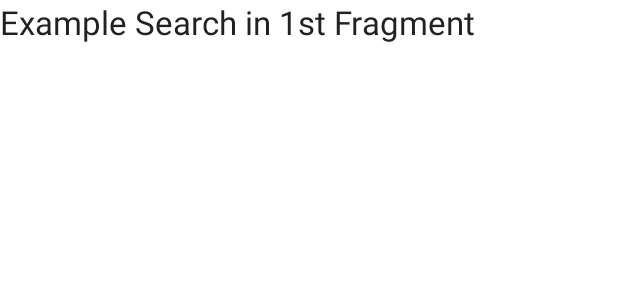
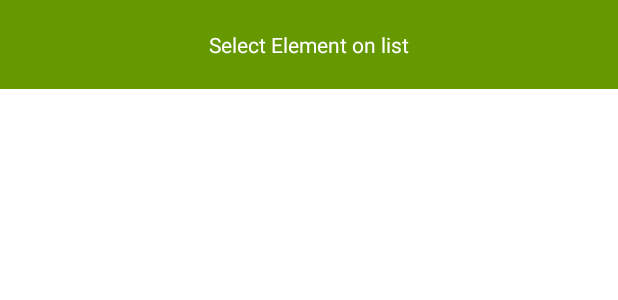
Before and after one commit to marianosalvetti/myAppExample, an Android app: the layout searchfragment.xml on its own in the app's theme, with its tools: preview values and no code run, on a phone screen of 412 x 824 dp. Shown: the top 300 px of the screen. Run offline under Robolectric (Android 15) with nearby library versions, the phone set to English and light mode, and no system bars.

Commit message:
Add simple Fragment flow.

```diff
--- a/mobile/src/main/java/com/appexample/marianosalvetti/com/myappexample/fragments/MyAccountFragment.java
+++ b/mobile/src/main/java/com/appexample/marianosalvetti/com/myappexample/fragments/MyAccountFragment.java
@@ -1,6 +1,6 @@
 package com.appexample.marianosalvetti.com.myappexample.fragments;
 
-import android.app.Fragment;
+import android.support.v4.app.Fragment;
 import android.os.Bundle;
 import android.support.annotation.Nullable;
 import android.view.LayoutInflater;
--- a/mobile/src/main/java/com/appexample/marianosalvetti/com/myappexample/fragments/SettingsFragment.java
+++ b/mobile/src/main/java/com/appexample/marianosalvetti/com/myappexample/fragments/SettingsFragment.java
@@ -1,6 +1,6 @@
 package com.appexample.marianosalvetti.com.myappexample.fragments;
 
-import android.app.Fragment;
+import android.support.v4.app.Fragment;
 import android.os.Bundle;
 import android.support.annotation.Nullable;
 import android.view.LayoutInflater;
--- a/mobile/src/main/java/com/appexample/marianosalvetti/com/myappexample/fragments/StatsFragment.java
+++ b/mobile/src/main/java/com/appexample/marianosalvetti/com/myappexample/fragments/StatsFragment.java
@@ -1,6 +1,6 @@
 package com.appexample.marianosalvetti.com.myappexample.fragments;
 
-import android.app.Fragment;
+import android.support.v4.app.Fragment;
 import android.support.annotation.Nullable;
 
 import android.os.Bundle;
--- a/mobile/src/main/res/layout/searchfragment.xml
+++ b/mobile/src/main/res/layout/searchfragment.xml
@@ -4,9 +4,19 @@
     android:layout_height="match_parent">
 
     <TextView
-        android:layout_width="wrap_content"
+        android:id="@+id/texto"
+        android:layout_width="match_parent"
         android:layout_height="wrap_content"
-        android:textAppearance="?android:attr/textAppearanceLarge"
-        android:text="Example Search in 1st Fragment"
-        android:id="@+id/textView" />
+        android:gravity="center"
+        android:textColor="@android:color/white"
+        android:padding="20dp"
+        android:background="#669900"
+        android:text="Select Element on list"/>
+
+    <ListView
+        android:id="@id/android:list"
+        android:layout_width="match_parent"
+        android:layout_height="match_parent"
+        android:layout_below="@+id/texto"/>
+
 </LinearLayout>
```
Also changed, not shown: mobile/src/main/java/com/appexample/marianosalvetti/com/myappexample/activities/MainActivity.java (+33 -13 lines), mobile/src/main/java/com/appexample/marianosalvetti/com/myappexample/activities/SaludoActivity.java (+9 -1 lines), mobile/src/main/java/com/appexample/marianosalvetti/com/myappexample/fragments/FragmentRecibeParams.java (added, +36 -0 lines), mobile/src/main/java/com/appexample/marianosalvetti/com/myappexample/fragments/SearchFragment.java (+39 -6 lines), mobile/src/main/res/layout/fragment_recibe_params.xml (added, +36 -0 lines).
